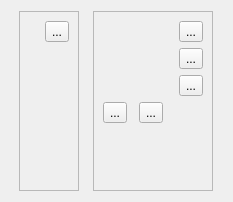
The window that Qt/mega_git_tests/Test_SerialBox5/src/test_SerialBox5_mainbox/src/ui/test_SerialBox5_mainbox.ui (RinatB2017/mega_GIT) describes before a commit, drawn with Qt 5.
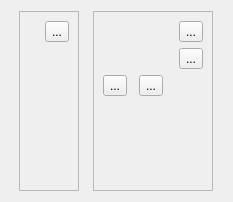
The same window after the commit. Custom widgets are drawn as their Qt base class.

Diff of the .ui file:
```diff
--- a/Qt/mega_git_tests/Test_SerialBox5/src/test_SerialBox5_mainbox/src/ui/test_SerialBox5_mainbox.ui
+++ b/Qt/mega_git_tests/Test_SerialBox5/src/test_SerialBox5_mainbox/src/ui/test_SerialBox5_mainbox.ui
@@ -83,11 +83,12 @@
      <layout class="QVBoxLayout" name="verticalLayout_2">
       <item>
        <layout class="QGridLayout" name="grid">
-        <item row="2" column="1">
-         <widget class="SerialBox5_lite" name="serial_widget_lite" native="true"/>
-        </item>
-        <item row="1" column="1">
-         <widget class="SerialBox5_fix_baudrate_win7" name="serial_widget_fix_baudrate_win7" native="true"/>
+        <item row="1" column="2">
+         <widget class="QToolButton" name="btn_serial_widget_lite">
+          <property name="text">
+           <string>...</string>
+          </property>
+         </widget>
         </item>
         <item row="0" column="2">
          <widget class="QToolButton" name="btn_serial_widget_fix_baudrate">
@@ -96,22 +97,11 @@
           </property>
          </widget>
         </item>
-        <item row="2" column="2">
-         <widget class="QToolButton" name="btn_serial_widget_lite">
-          <property name="text">
-           <string>...</string>
-          </property>
-         </widget>
-        </item>
         <item row="0" column="1">
          <widget class="SerialBox5_fix_baudrate" name="serial_widget_fix_baudrate" native="true"/>
         </item>
-        <item row="1" column="2">
-         <widget class="QToolButton" name="btn_serial_widget_fix_baudrate_win7">
-          <property name="text">
-           <string>...</string>
-          </property>
-         </widget>
+        <item row="1" column="1">
+         <widget class="SerialBox5_lite" name="serial_widget_lite" native="true"/>
         </item>
        </layout>
       </item>
@@ -189,12 +179,6 @@
    <header>serialbox5_lite.hpp</header>
    <container>1</container>
   </customwidget>
-  <customwidget>
-   <class>SerialBox5_fix_baudrate_win7</class>
-   <extends>QWidget</extends>
-   <header>serialbox5_fix_baudrate_win7.hpp</header>
-   <container>1</container>
-  </customwidget>
   <customwidget>
    <class>SerialBox5_wo_form</class>
    <extends>QWidget</extends>
```
